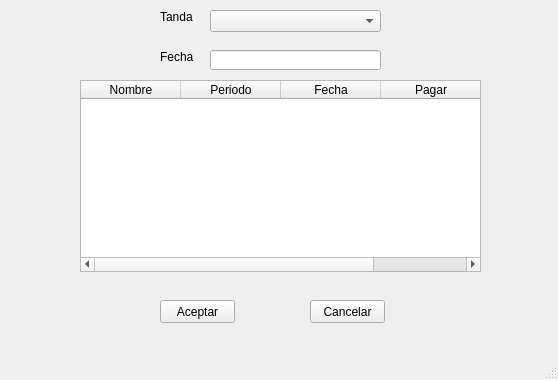
The window that Qt/src/pagosView.ui (wdjimenez/tandasPython) describes before a commit, drawn with Qt 5.
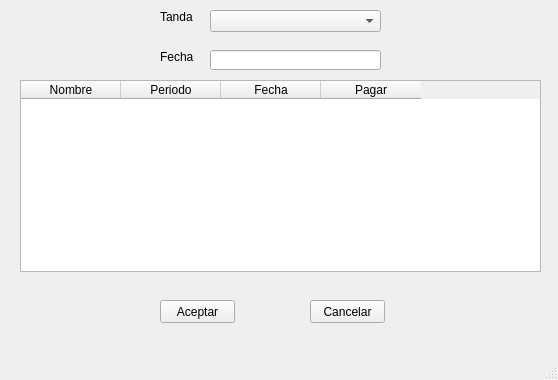
The same window after the commit.

Patch:
```diff
--- a/Qt/src/pagosView.ui
+++ b/Qt/src/pagosView.ui
@@ -89,12 +89,27 @@
    <widget class="QTableWidget" name="tableWidget">
     <property name="geometry">
      <rect>
-      <x>80</x>
+      <x>20</x>
       <y>80</y>
-      <width>401</width>
+      <width>521</width>
       <height>192</height>
      </rect>
     </property>
+    <attribute name="horizontalHeaderVisible">
+     <bool>true</bool>
+    </attribute>
+    <attribute name="horizontalHeaderCascadingSectionResizes">
+     <bool>true</bool>
+    </attribute>
+    <attribute name="horizontalHeaderDefaultSectionSize">
+     <number>100</number>
+    </attribute>
+    <attribute name="horizontalHeaderHighlightSections">
+     <bool>true</bool>
+    </attribute>
+    <attribute name="verticalHeaderCascadingSectionResizes">
+     <bool>false</bool>
+    </attribute>
     <column>
      <property name="text">
       <string>Nombre</string>
```
Left out of the diff: 4 changed lines with no effect on the pictures.
